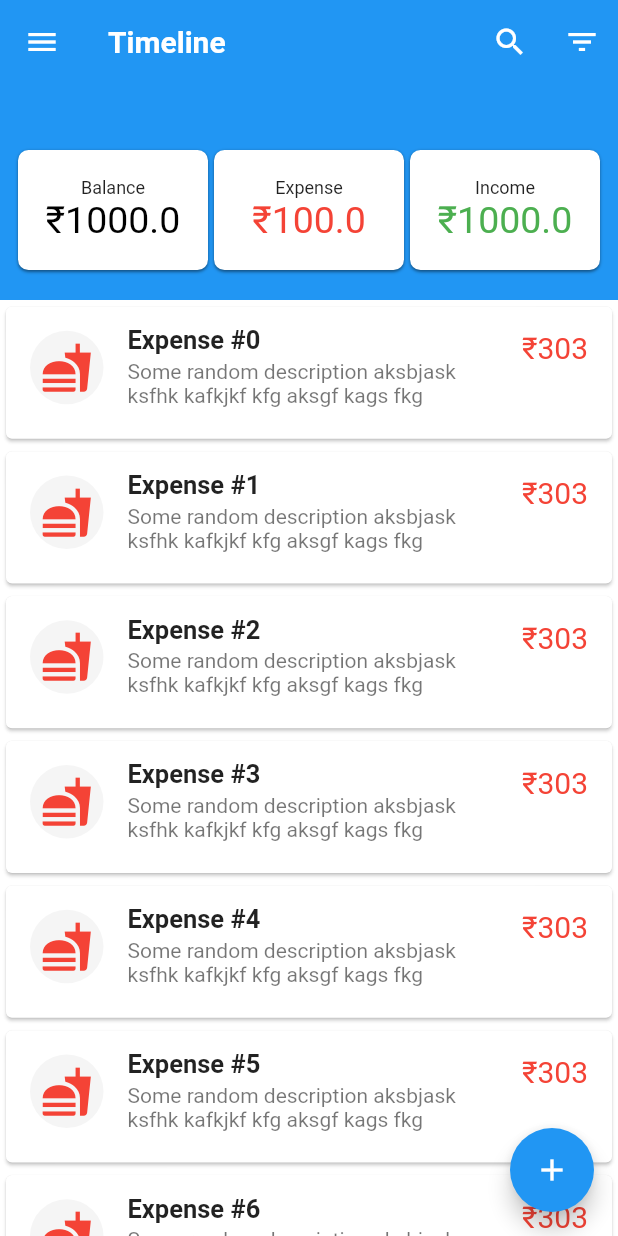
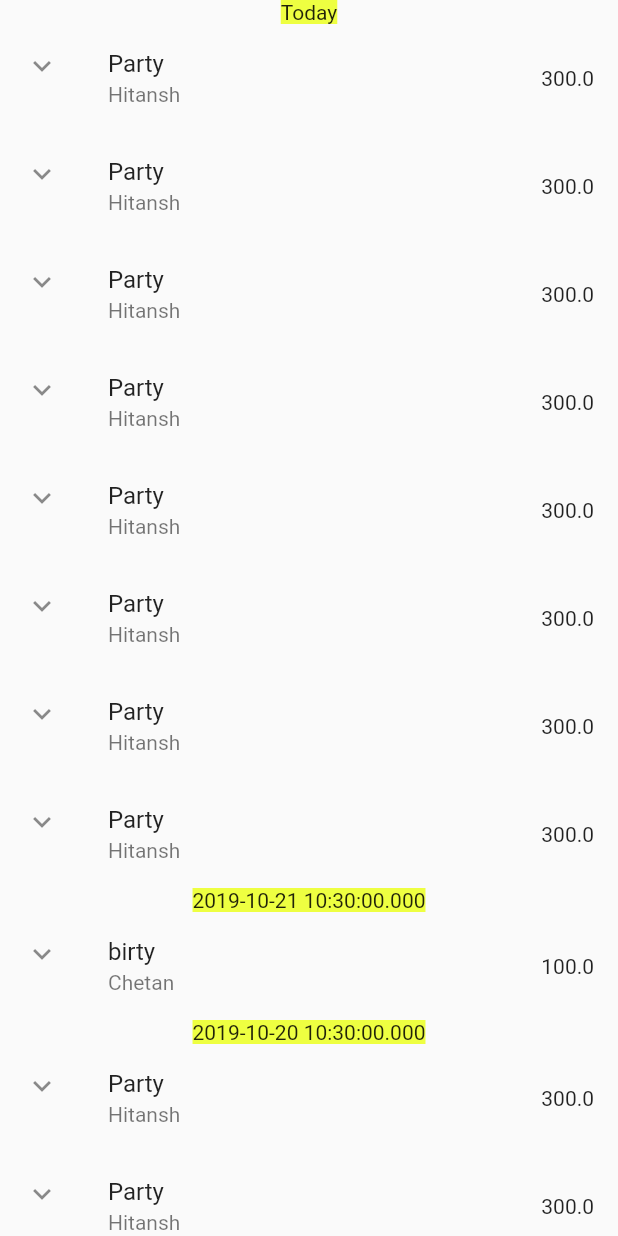
Before and after one commit to jashgopani/PijjybankV2, a Flutter app: the screen it shows after launch, after a tap on "Sign in with Google", on a phone screen of 412 x 824 dp. Run offline on Flutter 3.47's test engine with Material 2 defaults, Android fonts, the phone set to English and light mode, and no system bars.

Commit message:
List Header logic in test.dart

```diff
--- a/lib/main.dart
+++ b/lib/main.dart
@@ -20,6 +20,9 @@ class _MyAppState extends State<MyApp> {
     return MaterialApp(
       debugShowCheckedModeBanner: false,
       title: "Pijjybank",
+      theme: ThemeData(
+        primaryColor: Colors.blue,
+      ),
       home: Login(),
     );
   }
--- /dev/null
+++ b/lib/models/category.dart
@@ -0,0 +1,16 @@
+import 'package:flutter/material.dart';
+
+class Category {
+  final IconData _categoryIcon;
+  final String _categoryName;
+
+  Category(this._categoryIcon, this._categoryName);
+}
+
+final List<Category> categories = [
+  Category(Icons.fastfood, "Food"),
+  Category(Icons.local_grocery_store, "General"),
+  Category(Icons.face,"Personal Care"),
+  Category(Icons.local_mall,"Shopping"),
+  Category(Icons.transfer_within_a_station,"Transport")
+];
--- /dev/null
+++ b/lib/models/transaction.dart
@@ -0,0 +1,169 @@
+import 'package:flutter/cupertino.dart';
+import 'package:pijjybank/models/category.dart';
+
+class Transaction {
+  bool type; //expense if true, else income
+  String title;
+  double amount;
+  String author, party;
+  Category category;
+  String description;
+  DateTime date;
+
+  Transaction(
+      {@required this.type,
+      @required this.title,
+      @required this.amount,
+      @required this.author,
+      @required this.party,
+      @required this.category,
+      this.description,
+      @required this.date});
+}
+
+List<Transaction> transactions = [
+  Transaction(
+      type: true,
+      title: "Party",
+      amount: 300,
+      author: "Jash",
+      party: "Hitansh",
+      category: categories[0],
+      date: DateTime.now()),
+  Transaction(
+      type: true,
+      title: "Party",
+      amount: 300,
+      author: "Jash",
+      party: "Hitansh",
+      category: categories[0],
+      date: DateTime.now()),  //DateTime.now().subtract(Duration(days: 1)))
+  Transaction(
+      type: true,
+      title: "birty",
+      amount: 100,
+      author: "Jash",
+      party: "Chetan",
+      category: categories[1],
+      date: DateTime.now().subtract(Duration(days: 1))),
+  Transaction(
+      type: true,
+      title: "Party",
+      amount: 300,
+      author: "Jash",
+      party: "Hitansh",
+      category: categories[0],
+      date: DateTime.now()),
+  Transaction(
+      type: true,
+      title: "Party",
+      amount: 300,
+      author: "Jash",
+      party: "Hitansh",
+      category: categories[0],
+      date: DateTime.now().subtract(Duration(days: 2))),
+  Transaction(
+      type: true,
+      title: "Party",
+      amount: 300,
+      author: "Jash",
+      party: "Hitansh",
+      category: categories[0],
+      date: DateTime.now().subtract(Duration(days: 2))),
+  Transaction(
+      type: true,
+      title: "Party",
+      amount: 300,
+      author: "Jash",
+      party: "Hitansh",
+      category: categories[0],
+      date: DateTime.now().subtract(Duration(days: 2))),
+  Transaction(
+      type: true,
+      title: "Party",
+      amount: 300,
+      author: "Jash",
+      party: "Hitansh",
+      category: categories[0],
+      date: DateTime.now()),
+  Transaction(
+      type: true,
+      title: "Party",
+      amount: 300,
+      author: "Jash",
+      party: "Hitansh",
+      category: categories[0],
+      date: DateTime.now()),
+  Transaction(
+      type: true,
+      title: "Party",
+      amount: 300,
+      author: "Jash",
+      party: "Hitansh",
+      category: categories[0],
+      date: DateTime.now()),
+  Transaction(
+      type: true,
+      title: "Party",
+      amount: 300,
+      author: "Jash",
+      party: "Hitansh",
+      category: categories[0],
+      date: DateTime.now()),
+  Transaction(
+      type: true,
+      title: "Party",
+      amount: 300,
+      author: "Jash",
+      party: "Hitansh",
+      category: categories[0],
+      date: DateTime.now().subtract(Duration(days: 3))),
+  Transaction(
+      type: true,
+      title: "Party",
+      amount: 300,
+      author: "Jash",
+      party: "Hitansh",
+      category: categories[0],
+      date: DateTime.now().subtract(Duration(days: 3))),
+  Transaction(
+      type: true,
+      title: "Party",
+      amount: 300,
+      author: "Jash",
+      party: "Hitansh",
+      category: categories[0],
+      date: DateTime.now().subtract(Duration(days: 3))),
+  Transaction(
+      type: true,
+      title: "Party",
+      amount: 300,
+      author: "Jash",
+      party: "Hitansh",
+      category: categories[0],
+      date: DateTime.now().subtract(Duration(days: 3))),
+  Transaction(
+      type: true,
+      title: "Party",
+      amount: 300,
+      author: "Jash",
+      party: "Hitansh",
+      category: categories[0],
+      date: DateTime.now().subtract(Duration(days: 3))),
+  Transaction(
+      type: true,
+      title: "Party",
+      amount: 300,
+      author: "Jash",
+      party: "Hitansh",
+      category: categories[0],
+      date: DateTime.now()),
+  Transaction(
+      type: true,
+      title: "Party",
+      amount: 300,
+      author: "Jash",
+      party: "Hitansh",
+      category: categories[0],
+      date: DateTime.now().subtract(Duration(days: 5))),
+];
--- a/lib/screens/login.dart
+++ b/lib/screens/login.dart
@@ -1,4 +1,5 @@
 import 'package:flutter/material.dart';
+import 'package:pijjybank/screens/test.dart';
 import 'timeline.dart';
 class Login extends StatelessWidget {
   @override
@@ -49,7 +50,7 @@ class Login extends StatelessWidget {
                   ),
                   onPressed: () {
                     Navigator.push(context, MaterialPageRoute(builder: (context){
-                      return Timeline();
+                      return Activity();
                     }));
                   },
                 ),
--- /dev/null
+++ b/lib/screens/test.dart
@@ -0,0 +1,53 @@
+import 'package:flutter/material.dart';
+import 'package:pijjybank/models/transaction.dart';
+
+class Activity extends StatelessWidget {
+  @override
+  Widget build(BuildContext context) {
+    transactions.sort((a,b){
+      return b.date.compareTo(a.date);
+    });
+    DateTime current = DateTime.utc(2000,1,1);
+    return Scaffold(
+      body: ListView(
+        children: transactions.map((t) {
+          if (t.date.difference(current).inDays != 0) {
+            print("Header ${t.date.toString()}");
+            current = t.date;
+            String headerText = "";
+            if(t.date.difference(DateTime.now()).inDays==0){
+              headerText = "Today";
+            }else if(t.date.difference(DateTime.now()).inDays==0){
+              headerText = "Yesterday";
+            }else{
+              headerText = t.date.toString();
+            }
+            return Column(
+              children: <Widget>[
+                Container(child: Text(headerText),
+                color: Colors.limeAccent,),
+                ListTile(
+                  title: Text(t.title),
+                  subtitle: Text(t.party),
+                  leading: t.type
+                      ? Icon(Icons.keyboard_arrow_down)
+                      : Icon(Icons.keyboard_arrow_up),
+                  trailing: Text(t.amount.toString()),
+                ),
+              ],
+            );
+          } else {
+            return ListTile(
+              title: Text(t.title),
+              subtitle: Text(t.party),
+              leading: t.type
+                  ? Icon(Icons.keyboard_arrow_down)
+                  : Icon(Icons.keyboard_arrow_up),
+              trailing: Text(t.amount.toString()),
+            );
+          }
+        }).toList(),
+      ),
+    );
+  }
+}
```
Also changed, not shown: lib/screens/groups.dart (added, +189 -0 lines), lib/screens/timeline.dart (+40 -6 lines), lib/widgets/budgetOverview.dart (renamed from lib/screens/budgetOverview.dart).
